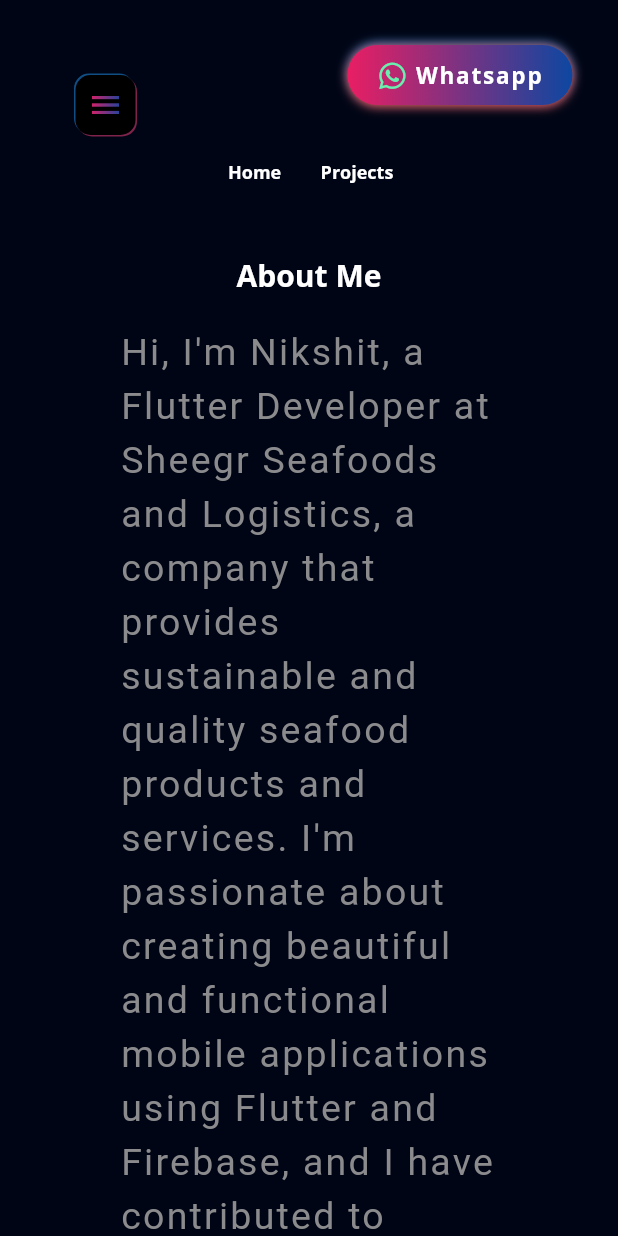
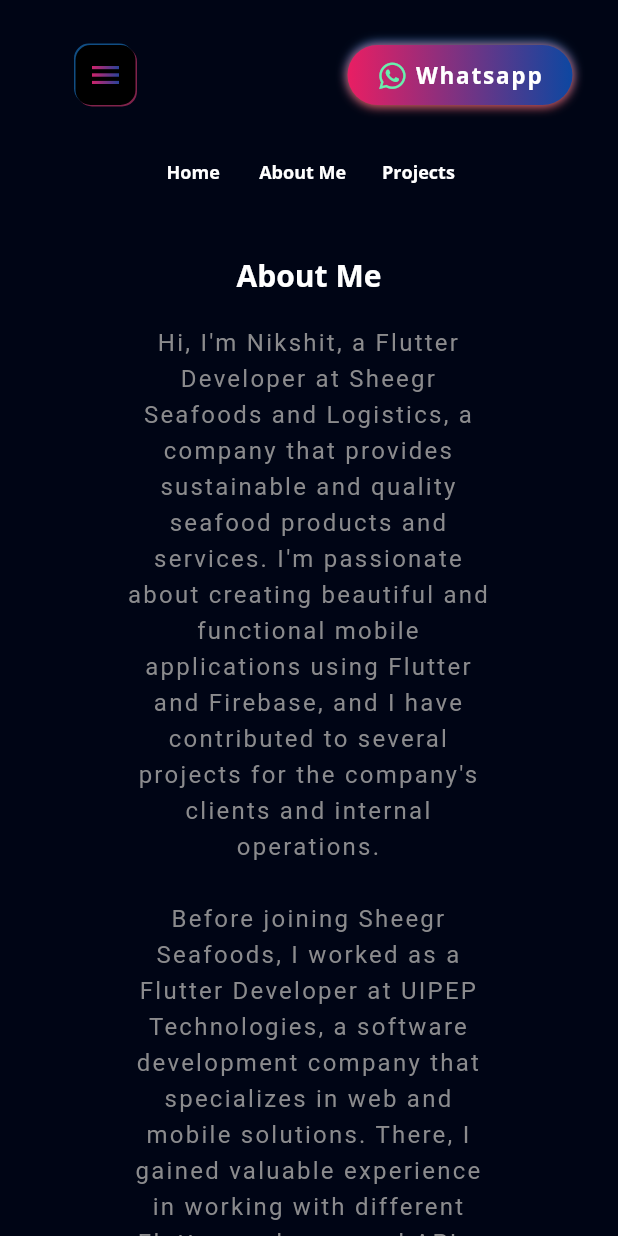
Before and after one commit to nikshit-chauhan/nikshit_portfolio, a Flutter app: the screen it shows after launch, scrolled down 576 dp, on a phone screen of 412 x 824 dp. Run offline on Flutter 3.47's test engine with Material 2 defaults, Android fonts, the phone set to English and light mode, and no system bars; our stand-ins replace auto_size_text, flutter_svg, font_awesome_flutter, get, google_fonts, photo_view.

Commit message:
fix: overflow on homePage

```diff
--- a/lib/view/about_us/about_us.dart
+++ b/lib/view/about_us/about_us.dart
@@ -9,7 +9,8 @@ class AboutUs extends StatelessWidget {
   @override
   Widget build(BuildContext context) {
     return Scaffold(
-      body: Column(
+      body: SingleChildScrollView(
+        child: Column(
           crossAxisAlignment: CrossAxisAlignment.center,
           children: [
             if (Responsive.isLargeMobile(context))
@@ -24,14 +25,15 @@ class AboutUs extends StatelessWidget {
               padding: const EdgeInsets.symmetric(horizontal: defaultPadding * 4),
               child: Text(
                 aboutUs,
-              style: Theme.of(context).textTheme.bodyMedium?.copyWith(
-                    fontSize: 25,
+                style: Theme.of(context).textTheme.bodyLarge?.copyWith(
                       letterSpacing: 1.5,
                     ),
+                textAlign: TextAlign.center,
               ),
             ),
           ],
         ),
+      ),
     );
   }
 }
--- a/lib/view/intro/components/description_text.dart
+++ b/lib/view/intro/components/description_text.dart
@@ -13,7 +13,7 @@ class AnimatedDescriptionText extends StatelessWidget {
       duration: const Duration(milliseconds: 200),
       builder: (context, value, child) {
         return Text(
-          'I\'m capable of creating excellent mobile apps, handling${Responsive.isLargeMobile(context) ? '\n' : ''} every step from ${!Responsive.isLargeMobile(context) ? '\n' : ''}concept to deployment.',
+          'I\'m capable of creating excellent mobile apps, handling${Responsive.isMobile(context) ? '\n' : ''}every step from ${!Responsive.isLargeMobile(context) ? '\n' : ''}concept to deployment.',
           maxLines: 2,
           overflow: TextOverflow.ellipsis,
           style: TextStyle(color: Colors.grey, wordSpacing: 2, fontSize: value),
--- a/lib/view/intro/components/side_menu_button.dart
+++ b/lib/view/intro/components/side_menu_button.dart
@@ -9,9 +9,9 @@ class MenuButton extends StatelessWidget {
     return Column(
       children: [
         // const Spacer(),
-        const SizedBox(
-          height: defaultPadding,
-        ),
+        // const SizedBox(
+        //   height: defaultPadding,
+        // ),
         TweenAnimationBuilder(
           tween: Tween(begin: 0.0, end: 1.0),
           duration: const Duration(milliseconds: 200),
--- a/lib/view/main/components/navigation_bar.dart
+++ b/lib/view/main/components/navigation_bar.dart
@@ -4,27 +4,34 @@ import 'package:flutter_portfolio/view/intro/components/side_menu_button.dart';
 import 'package:flutter_portfolio/view/main/components/connect_button.dart';
 import '../../../res/constants.dart';
 import 'navigation_button_list.dart';
+
 class TopNavigationBar extends StatelessWidget {
   const TopNavigationBar({super.key});
   @override
   Widget build(BuildContext context) {
-    return Scaffold(
-      body: Row(
+    return Row(
       crossAxisAlignment: CrossAxisAlignment.center,
       children: [
         const Spacer(),
         Padding(
           padding: const EdgeInsets.all(defaultPadding),
-            child:!Responsive.isLargeMobile(context)? Image.asset('assets/images/triange_icon.png') : MenuButton(onTap: () => Scaffold.of(context).openDrawer(),),
+          child: !Responsive.isLargeMobile(context)
+              ? Image.asset('assets/images/triange_icon.png')
+              : MenuButton(
+                  onTap: () => Scaffold.of(context).openDrawer(),
+                ),
         ),
         // if(Responsive.isLargeMobile(context)) MenuButton(),
-          const Spacer(flex: 2,),
-          if(!Responsive.isLargeMobile(context))  const NavigationButtonList(),
-          const Spacer(flex: 2,),
+        const Spacer(
+          flex: 2,
+        ),
+        if (!Responsive.isLargeMobile(context)) const NavigationButtonList(),
+        const Spacer(
+          flex: 2,
+        ),
         const ConnectButton(),
         const Spacer(),
       ],
-      ),
     );
   }
 }
--- a/lib/view/main/components/navigation_button_list.dart
+++ b/lib/view/main/components/navigation_button_list.dart
@@ -1,6 +1,6 @@
 import 'package:flutter/material.dart';
 import 'package:flutter_portfolio/view%20model/controller.dart';
-import 'package:flutter_portfolio/view%20model/responsive.dart';
+// import 'package:flutter_portfolio/view%20model/responsive.dart';
 
 import 'navigation_button.dart';
 
@@ -22,7 +22,7 @@ class NavigationButtonList extends StatelessWidget {
                         duration: const Duration(milliseconds: 500), curve: Curves.easeIn);
                   },
                   text: 'Home'),
-              if (!Responsive.isLargeMobile(context))
+              // if (!Responsive.isLargeMobile(context))
               NavigationTextButton(
                   onTap: () {
                     controller.animateToPage(1,
--- a/pubspec.yaml
+++ b/pubspec.yaml
@@ -41,6 +41,7 @@ dependencies:
   photo_view: ^0.14.0
   url_launcher: ^6.1.12
   font_awesome_flutter: ^10.5.0
+  auto_size_text: ^3.0.0
 
 dev_dependencies:
   flutter_test:
```
Also changed, not shown: lib/view/intro/components/headline_text.dart (+31 -3 lines), lib/view/splash/splash_view.dart (+2 -12 lines), pubspec.lock, 1 other file. Lines whose indentation alone changed are shown as unchanged.
